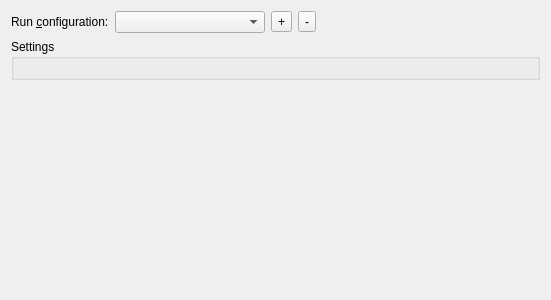
Before: the Qt Designer form src/plugins/projectexplorer/runsettingspropertiespage.ui in qt-creator/qt-creator, drawn with Qt 5.
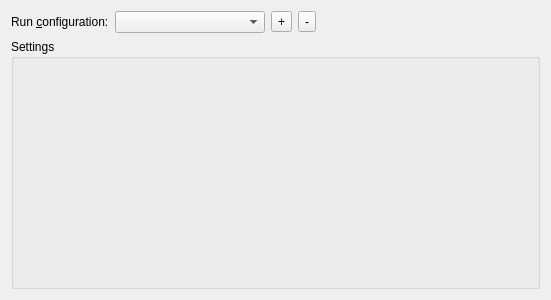
After: the same form once the commit is applied.

Diff of the .ui file:
```diff
--- a/src/plugins/projectexplorer/runsettingspropertiespage.ui
+++ b/src/plugins/projectexplorer/runsettingspropertiespage.ui
@@ -85,19 +85,6 @@
      <layout class="QHBoxLayout" name="horizontalLayout_2"/>
     </widget>
    </item>
-   <item>
-    <spacer name="verticalSpacer">
-     <property name="orientation">
-      <enum>Qt::Vertical</enum>
-     </property>
-     <property name="sizeHint" stdset="0">
-      <size>
-       <width>20</width>
-       <height>40</height>
-      </size>
-     </property>
-    </spacer>
-   </item>
   </layout>
  </widget>
  <resources/>
```
